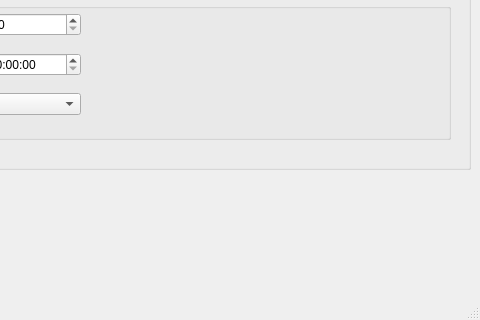
Above: mainwindow.ui from maxihunter/cuteClockManager before the change; both pictures show x 160 to 640 and y 280 to 600 of the 640 by 600 pixel window. Below: the same form after it.
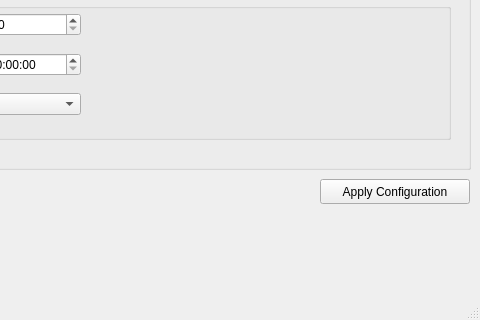
That is the form after the change.

Diff of the .ui file:
```diff
--- a/mainwindow.ui
+++ b/mainwindow.ui
@@ -291,6 +291,19 @@
      <string>Device:</string>
     </property>
    </widget>
+   <widget class="QPushButton" name="button_apply">
+        <property name="text">
+         <string>Apply Configuration</string>
+        </property>
+        <property name="geometry">
+     <rect>
+      <x>480</x>
+      <y>440</y>
+      <width>150</width>
+      <height>25</height>
+     </rect>
+    </property>
+       </widget>
    <widget class="QWidget" name="layoutWidget">
     <property name="geometry">
      <rect>
```
